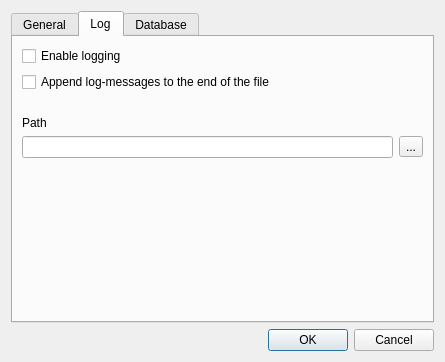
jgaa/whid, file ui/settingsdialog.ui: the form before one commit.
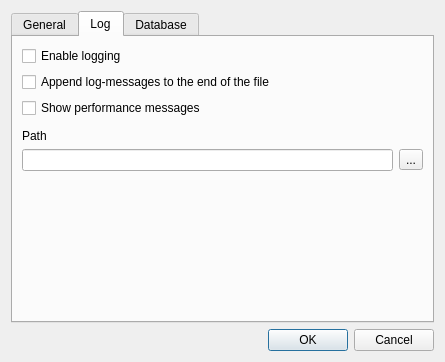
The form after the commit.

Diff of the .ui file:
```diff
--- a/ui/settingsdialog.ui
+++ b/ui/settingsdialog.ui
@@ -122,6 +122,13 @@
          </property>
         </widget>
        </item>
+       <item>
+        <widget class="QCheckBox" name="logPerformanceCheck">
+         <property name="text">
+          <string>Show performance messages</string>
+         </property>
+        </widget>
+       </item>
        <item>
         <spacer name="verticalSpacer_4">
          <property name="orientation">
```
Left out of the diff: 9 changed lines with no effect on the pictures.
